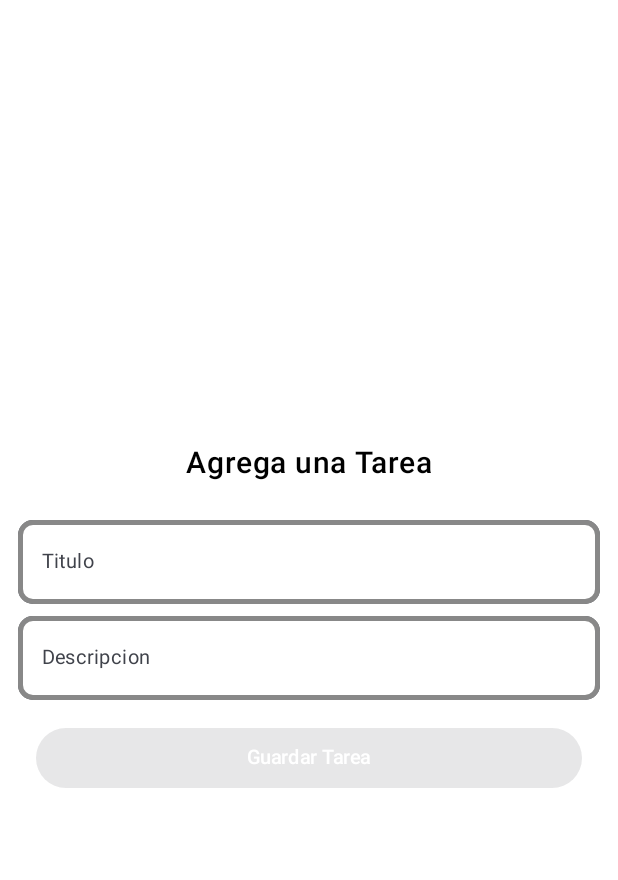
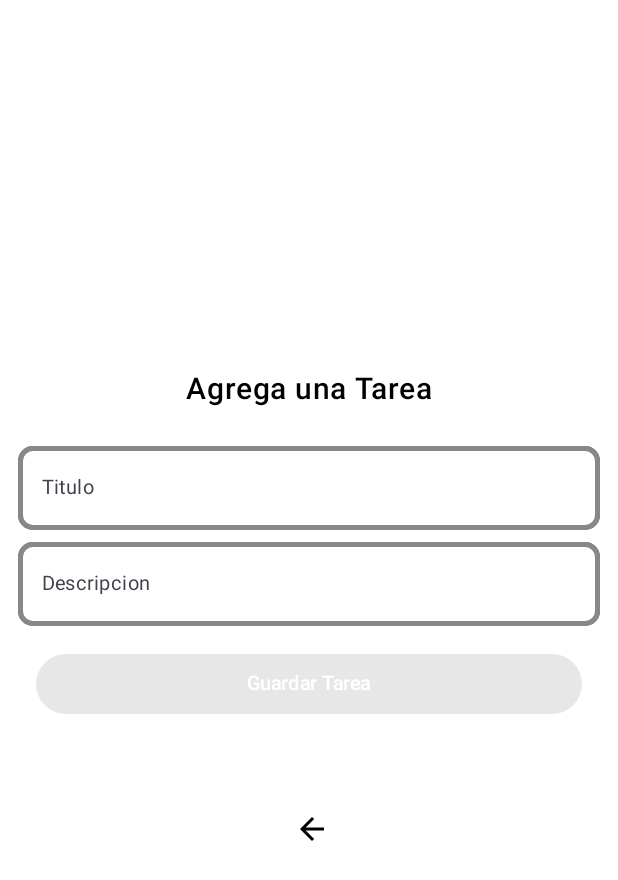
Before and after one commit to santixor2/AUJ-RETO, an Android app built with Jetpack Compose: the AddTaskScreen screen opened through its navigation route, on a phone screen of 412 x 824 dp. Shown: the top 880 px of the screen. Run offline under Robolectric (Android 15) with nearby library versions, the phone set to English and light mode, and no system bars; our stand-ins replace Dagger/Hilt's generated code.

Commit message:
add MVVM architecture

```diff
--- a/app/src/main/java/com/santig/auj_reto/MainActivity.kt
+++ b/app/src/main/java/com/santig/auj_reto/MainActivity.kt
@@ -4,8 +4,9 @@ import android.os.Bundle
 import androidx.activity.ComponentActivity
 import androidx.activity.compose.setContent
 import androidx.activity.enableEdgeToEdge
-import com.santig.auj_reto.navigation.AppNavigation
+import com.santig.auj_reto.view.navigation.AppNavigation
 import com.santig.auj_reto.ui.theme.AUJ_RETOTheme
+import com.santig.auj_reto.utils.TaskManager
 import dagger.hilt.android.AndroidEntryPoint
 
 @AndroidEntryPoint
--- a/app/src/main/java/com/santig/auj_reto/Task.kt
+++ b/app/src/main/java/com/santig/auj_reto/data/Task.kt
@@ -1,4 +1,4 @@
-package com.santig.auj_reto
+package com.santig.auj_reto.data
 
 data class Task(
     var title : String = "",
--- a/app/src/main/java/com/santig/auj_reto/HomeViewModel.kt
+++ b/app/src/main/java/com/santig/auj_reto/domain/presentation/HomeViewModel.kt
@@ -1,7 +1,10 @@
-package com.santig.auj_reto
+package com.santig.auj_reto.domain.presentation
 
 import androidx.lifecycle.ViewModel
 import androidx.lifecycle.viewModelScope
+import com.santig.auj_reto.utils.TaskManager
+import com.santig.auj_reto.data.Task
+import com.santig.auj_reto.domain.states.UiState
 import dagger.hilt.android.lifecycle.HiltViewModel
 import kotlinx.coroutines.flow.MutableStateFlow
 import kotlinx.coroutines.launch
--- a/app/src/main/java/com/santig/auj_reto/UiState.kt
+++ b/app/src/main/java/com/santig/auj_reto/domain/states/UiState.kt
@@ -1,4 +1,4 @@
-package com.santig.auj_reto
+package com.santig.auj_reto.domain.states
 
 data class UiState(
     var loading : Boolean = false,
--- a/app/src/main/java/com/santig/auj_reto/TaskManager.kt
+++ b/app/src/main/java/com/santig/auj_reto/utils/TaskManager.kt
@@ -1,9 +1,10 @@
-package com.santig.auj_reto
+package com.santig.auj_reto.utils
 
 import android.content.Context
 import android.content.SharedPreferences
 import com.google.gson.Gson
 import com.google.gson.reflect.TypeToken
+import com.santig.auj_reto.data.Task
 import java.util.UUID
 
 object TaskManager {
--- a/app/src/main/java/com/santig/auj_reto/navigation/AppNavigation.kt
+++ b/app/src/main/java/com/santig/auj_reto/view/navigation/AppNavigation.kt
@@ -1,4 +1,4 @@
-package com.santig.auj_reto.navigation
+package com.santig.auj_reto.view.navigation
 
 import androidx.compose.runtime.Composable
 import androidx.navigation.NavHostController
--- a/app/src/main/java/com/santig/auj_reto/navigation/Home.kt
+++ b/app/src/main/java/com/santig/auj_reto/view/navigation/Home.kt
@@ -1,4 +1,4 @@
-package com.santig.auj_reto.navigation
+package com.santig.auj_reto.view.navigation
 
 sealed class Home(val route : String){
     data object HomeScreen : Home(
--- a/app/src/main/java/com/santig/auj_reto/navigation/HomeRegisterGraph.kt
+++ b/app/src/main/java/com/santig/auj_reto/view/navigation/HomeRegisterGraph.kt
@@ -1,10 +1,10 @@
-package com.santig.auj_reto.navigation
+package com.santig.auj_reto.view.navigation
 
 import androidx.navigation.NavGraphBuilder
 import androidx.navigation.NavHostController
 import androidx.navigation.compose.composable
-import com.santig.auj_reto.AddTaskScreen
-import com.santig.auj_reto.HomeScreen
+import com.santig.auj_reto.view.ui.AddTaskScreen
+import com.santig.auj_reto.view.ui.HomeScreen
 
 fun NavGraphBuilder.HomeRegisterGraph(
     navController: NavHostController
--- a/app/src/main/java/com/santig/auj_reto/AddTaskScreen.kt
+++ b/app/src/main/java/com/santig/auj_reto/view/ui/AddTaskScreen.kt
@@ -1,4 +1,4 @@
-package com.santig.auj_reto
+package com.santig.auj_reto.view.ui
 
 import androidx.compose.foundation.background
 import androidx.compose.foundation.border
@@ -12,9 +12,13 @@ import androidx.compose.foundation.layout.heightIn
 import androidx.compose.foundation.layout.padding
 import androidx.compose.foundation.layout.widthIn
 import androidx.compose.foundation.shape.RoundedCornerShape
+import androidx.compose.material.icons.Icons
+import androidx.compose.material.icons.automirrored.filled.ArrowBack
 import androidx.compose.material3.Button
 import androidx.compose.material3.ButtonDefaults
 import androidx.compose.material3.CircularProgressIndicator
+import androidx.compose.material3.Icon
+import androidx.compose.material3.IconButton
 import androidx.compose.material3.OutlinedTextField
 import androidx.compose.material3.Text
 import androidx.compose.runtime.Composable
@@ -29,6 +33,9 @@ import androidx.compose.ui.unit.dp
 import androidx.compose.ui.unit.sp
 import androidx.hilt.navigation.compose.hiltViewModel
 import androidx.navigation.NavHostController
+import com.santig.auj_reto.data.Task
+import com.santig.auj_reto.domain.presentation.HomeViewModel
+import com.santig.auj_reto.domain.states.UiState
 
 @Composable
 fun AddTaskScreen(
@@ -59,6 +66,8 @@ fun AddTaskScreen(
             },
             uiState = uiState
         )
+        Spacer(modifier = Modifier.height(42.dp))
+        IconBack(back = {navController.popBackStack()})
     }
 }
 
@@ -158,3 +167,14 @@ fun AddTaskButton(
         }
     }
 }
+@Composable
+fun IconBack(back : () -> Unit){
+    IconButton(
+        onClick = {back()},
+        modifier = Modifier.padding(top = 8.dp, start = 4.dp)
+    ){
+        Icon(
+            imageVector = Icons.AutoMirrored.Filled.ArrowBack, contentDescription = ""
+        )
+    }
+}
--- a/app/src/main/java/com/santig/auj_reto/HomeScreen.kt
+++ b/app/src/main/java/com/santig/auj_reto/view/ui/HomeScreen.kt
@@ -1,6 +1,5 @@
-package com.santig.auj_reto
+package com.santig.auj_reto.view.ui
 
-import android.util.Log
 import androidx.compose.foundation.background
 import androidx.compose.foundation.layout.Arrangement
 import androidx.compose.foundation.layout.Box
@@ -10,11 +9,9 @@ import androidx.compose.foundation.layout.Spacer
 import androidx.compose.foundation.layout.fillMaxSize
 import androidx.compose.foundation.layout.fillMaxWidth
 import androidx.compose.foundation.layout.height
-import androidx.compose.foundation.layout.heightIn
 import androidx.compose.foundation.layout.navigationBarsPadding
 import androidx.compose.foundation.layout.padding
 import androidx.compose.foundation.layout.statusBarsPadding
-import androidx.compose.foundation.layout.widthIn
 import androidx.compose.foundation.layout.wrapContentHeight
 import androidx.compose.foundation.lazy.LazyColumn
 import androidx.compose.foundation.lazy.items
@@ -26,7 +23,6 @@ import androidx.compose.material.icons.filled.CheckCircle
 import androidx.compose.material3.Card
 import androidx.compose.material3.CardDefaults
 import androidx.compose.material3.Checkbox
-import androidx.compose.material3.CircularProgressIndicator
 import androidx.compose.material3.FloatingActionButton
 import androidx.compose.material3.Icon
 import androidx.compose.material3.Text
@@ -45,7 +41,9 @@ import androidx.compose.ui.unit.dp
 import androidx.compose.ui.unit.sp
 import androidx.hilt.navigation.compose.hiltViewModel
 import androidx.navigation.NavHostController
-import com.santig.auj_reto.navigation.Home
+import com.santig.auj_reto.data.Task
+import com.santig.auj_reto.domain.presentation.HomeViewModel
+import com.santig.auj_reto.view.navigation.Home
 
 @Composable
 fun HomeScreen(
@@ -100,8 +98,6 @@ private fun EmptyTask() {
         verticalArrangement = Arrangement.Center
     ) {
         Text(text = "SIN TAREAS", fontSize = 18.sp)
-        Spacer(modifier = Modifier.height(8.dp))
-        CircularProgressIndicator(color = Color.Gray, modifier = Modifier.heightIn(max = 25.dp).widthIn(max = 30.dp))
     }
 }
 
```
